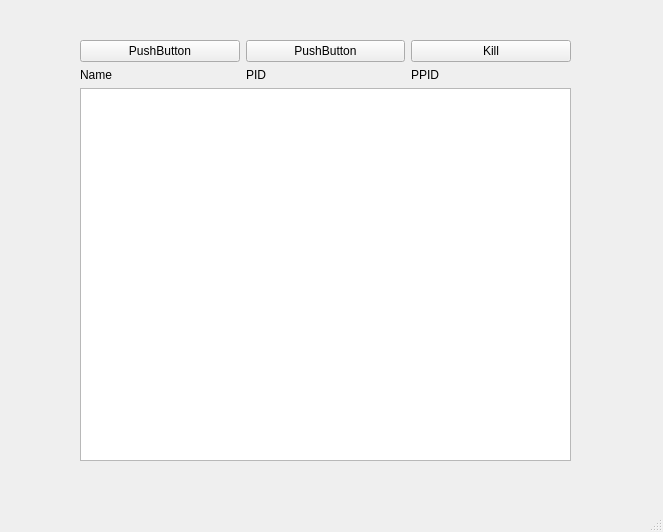
Before: the Qt Designer form src/gui/ui/MainWindow.ui in ibogdanssh01/Python-processes, drawn with Qt 5.
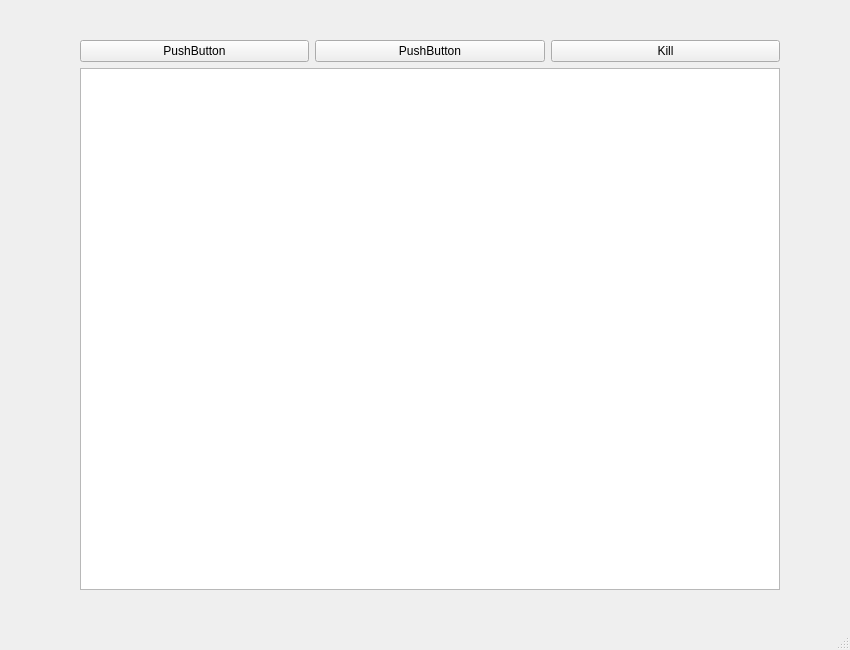
After: the same form once the commit is applied.

Commit message: display proc data in treeview

What changed in the file:
```diff
--- a/src/gui/ui/MainWindow.ui
+++ b/src/gui/ui/MainWindow.ui
@@ -6,8 +6,8 @@
    <rect>
     <x>0</x>
     <y>0</y>
-    <width>663</width>
-    <height>532</height>
+    <width>850</width>
+    <height>650</height>
    </rect>
   </property>
   <property name="windowTitle">
@@ -19,8 +19,8 @@
      <rect>
       <x>80</x>
       <y>40</y>
-      <width>491</width>
-      <height>421</height>
+      <width>700</width>
+      <height>550</height>
      </rect>
     </property>
     <layout class="QVBoxLayout" name="verticalLayout_2">
@@ -52,32 +52,7 @@
      <item>
       <layout class="QVBoxLayout" name="verticalLayout">
        <item>
-        <layout class="QHBoxLayout" name="horizontalLayout_2">
-         <item>
-          <widget class="QLabel" name="label">
-           <property name="text">
-            <string>Name</string>
-           </property>
-          </widget>
-         </item>
-         <item>
-          <widget class="QLabel" name="label_2">
-           <property name="text">
-            <string>PID</string>
-           </property>
-          </widget>
-         </item>
-         <item>
-          <widget class="QLabel" name="label_3">
-           <property name="text">
-            <string>PPID</string>
-           </property>
-          </widget>
-         </item>
-        </layout>
-       </item>
-       <item>
-        <widget class="QTableView" name="tableView"/>
+        <widget class="QTreeView" name="treeView"/>
        </item>
       </layout>
      </item>
```
The commit also changes 1 other file.
